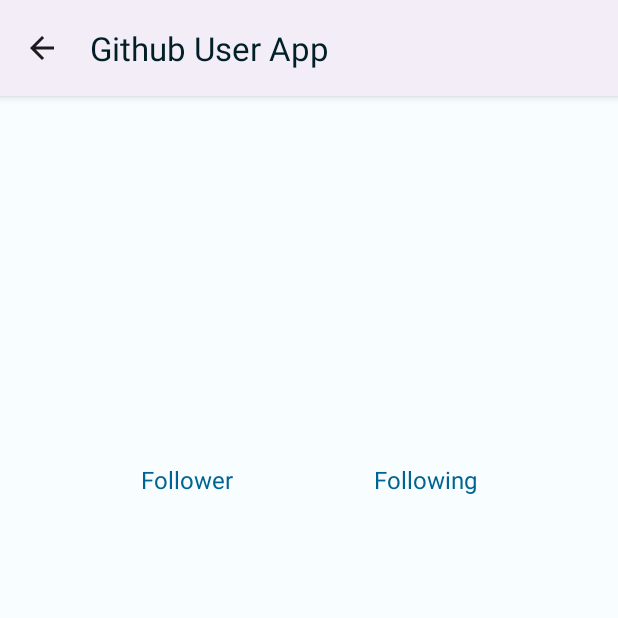
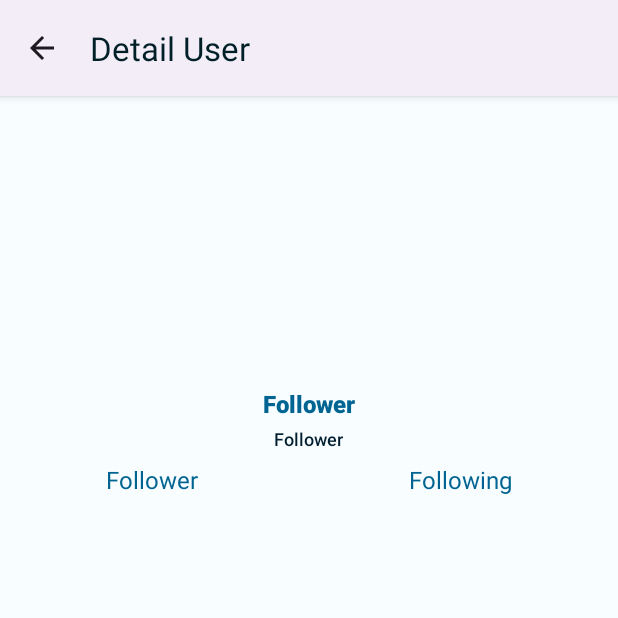
Before and after one commit to Zidantfnno21/GithubAPPUser---Dicoding-Submission, an Android app: the DetailActivity screen opened directly, with no data from a screen before it, on a phone screen of 412 x 824 dp, the top half of it. Run offline under Robolectric (Android 15) with nearby library versions, the phone set to English and light mode, and no system bars; our stand-ins replace CircleImageView; pictures from the network do not load; 1 statement that could not run was skipped.

Commit message:
Updated Source

```diff
--- a/app/src/main/AndroidManifest.xml
+++ b/app/src/main/AndroidManifest.xml
@@ -13,6 +13,7 @@
         android:theme="@style/AppTheme">
         <activity
             android:name=".DetailActivity"
+            android:label="Detail User"
             android:exported="false"
             android:parentActivityName=".MainActivity">
             <meta-data
--- a/app/src/main/java/com/example/githubuserapp/DetailActivity.kt
+++ b/app/src/main/java/com/example/githubuserapp/DetailActivity.kt
@@ -58,7 +58,7 @@ class DetailActivity : AppCompatActivity() {
     private fun detailUsers(username : String) {
         mainViewModel.gitHubDetailUser(username)
         mainViewModel.detailDataUsers.observe(this) { DetailUserResponse ->
-            activityDetailBinding.tvDetailId.text = DetailUserResponse.id.toString()
+            activityDetailBinding.tvDetailId.text = DetailUserResponse.name
             activityDetailBinding.tvDetailUsername.text = DetailUserResponse.login
             Glide.with(this)
                 .load(DetailUserResponse.avatarUrl)
--- a/app/src/main/java/com/example/githubuserapp/DetailFragment.kt
+++ b/app/src/main/java/com/example/githubuserapp/DetailFragment.kt
@@ -4,6 +4,7 @@ import android.os.Bundle
 import android.view.LayoutInflater
 import android.view.View
 import android.view.ViewGroup
+import android.widget.ProgressBar
 import android.widget.Toast
 import androidx.fragment.app.Fragment
 import androidx.lifecycle.ViewModelProvider
@@ -18,6 +19,7 @@ class DetailFragment : Fragment() {
 
     private lateinit var mainViewModel : MainViewModel
     private lateinit var recyclerView : RecyclerView
+    private lateinit var progressBar : ProgressBar
 
     override fun onCreateView(
         inflater : LayoutInflater , container : ViewGroup? ,
@@ -27,6 +29,7 @@ class DetailFragment : Fragment() {
         val view = inflater.inflate(R.layout.fragment_detail, container, false)
         recyclerView = view.findViewById(R.id.rvDetail)
         recyclerView.layoutManager = LinearLayoutManager(requireActivity())
+        progressBar = view.findViewById(R.id.progressBarDetail)
 
         return view
     }
@@ -54,6 +57,10 @@ class DetailFragment : Fragment() {
             mainViewModel.listFollowers.observe(viewLifecycleOwner) { listFollowers ->
                 setUserFollowers(listFollowers)
             }
+        }
+
+        mainViewModel.isLoading.observe(viewLifecycleOwner){
+            isLoading(it)
         }
 
         mainViewModel.isNotFound.observe(viewLifecycleOwner){
@@ -90,4 +97,8 @@ class DetailFragment : Fragment() {
         })
 
     }
+
+    private fun isLoading(loading: Boolean) {
+            progressBar.visibility = if(loading) View.VISIBLE else View.GONE
+    }
 }
--- a/app/src/main/java/com/example/githubuserapp/api/ApiConfig.kt
+++ b/app/src/main/java/com/example/githubuserapp/api/ApiConfig.kt
@@ -17,11 +17,10 @@ class ApiConfig {
                     HttpLoggingInterceptor().setLevel(HttpLoggingInterceptor.Level.NONE)
                 }
             val authInterceptor = Interceptor{ chain ->
-                val req = chain.request()
-                val requestHeaders = req.newBuilder()
-                    .addHeader("Authorization", "token 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")
+                val req = chain.request().newBuilder()
+                    .addHeader("Authorization", "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")
                     .build()
-                chain.proceed(requestHeaders)
+                chain.proceed(req)
             }
             val client = OkHttpClient.Builder()
                 .addInterceptor(authInterceptor)
--- a/app/src/main/java/com/example/githubuserapp/api/ApiService.kt
+++ b/app/src/main/java/com/example/githubuserapp/api/ApiService.kt
@@ -5,6 +5,7 @@ import com.example.githubuserapp.dataModel.GithubResponse
 import com.example.githubuserapp.dataModel.ItemsItem
 import retrofit2.Call
 import retrofit2.http.GET
+import retrofit2.http.Headers
 import retrofit2.http.Path
 import retrofit2.http.Query
 
--- a/app/src/main/java/com/example/githubuserapp/viewModel/MainViewModel.kt
+++ b/app/src/main/java/com/example/githubuserapp/viewModel/MainViewModel.kt
@@ -126,7 +126,7 @@ class MainViewModel : ViewModel() {
     }
 
     fun giHubGetFollowing(username : String){
-        _isLoading.value = false
+        _isLoading.value = true
         val client = ApiConfig.getApiService().getFollowing(username)
         client.enqueue(object : Callback<List<ItemsItem>>{
             override fun onResponse(
--- a/app/src/main/res/layout/activity_detail.xml
+++ b/app/src/main/res/layout/activity_detail.xml
@@ -1,121 +1,109 @@
 <?xml version="1.0" encoding="utf-8"?>
-<androidx.constraintlayout.widget.ConstraintLayout xmlns:android="http://schemas.android.com/apk/res/android"
+<ScrollView
+    xmlns:android="http://schemas.android.com/apk/res/android"
+    xmlns:tools="http://schemas.android.com/tools"
     xmlns:app="http://schemas.android.com/apk/res-auto"
-    xmlns:tools="http://schemas.android.com/tools"
+    android:id="@+id/activity_main"
     android:layout_width="match_parent"
-    android:layout_height="match_parent"
+    android:layout_height="match_parent">
+
+    <LinearLayout
+        android:layout_width="match_parent"
+        android:layout_height="wrap_content"
         android:orientation="vertical"
-    tools:context=".DetailActivity">
-
-    <ProgressBar
-        android:id="@+id/progressBar"
-        style="@style/Widget.AppCompat.ProgressBar.Horizontal"
-        android:layout_width="128dp"
-        android:layout_height="20dp"
-        android:indeterminateTint="@color/md_theme_light_onPrimaryContainer"
-        android:contextClickable="false"
-        android:indeterminate="true"
-        android:textAlignment="center"
-        android:tooltipText="Please Wait"
-        android:visibility="invisible"
-        app:layout_constraintBottom_toBottomOf="parent"
-        app:layout_constraintEnd_toEndOf="parent"
-        app:layout_constraintStart_toStartOf="parent"
-        app:layout_constraintTop_toTopOf="parent" />
+        tools:ignore="ScrollViewSize">
 
         <de.hdodenhof.circleimageview.CircleImageView
             android:id="@+id/ivDetail"
             android:layout_width="170dp"
             android:layout_height="170dp"
             android:layout_marginTop="16dp"
-        app:layout_constraintEnd_toEndOf="parent"
-        app:layout_constraintHorizontal_bias="0.5"
-        app:layout_constraintStart_toStartOf="parent"
-        app:layout_constraintTop_toTopOf="parent"
+            android:layout_gravity="center_horizontal"
             tools:ignore="ImageContrastCheck"
-        tools:src="@tools:sample/avatars" />
+            tools:src="@tools:sample/avatars"/>
+
+        <TextView
+            android:id="@+id/tvDetailUsername"
+            android:layout_width="wrap_content"
+            android:layout_height="wrap_content"
+            android:layout_gravity="center_horizontal"
+            android:layout_marginTop="8dp"
+            android:fontFamily="sans-serif-black"
+            android:text="@string/follower"
+            android:textColor="@color/md_theme_light_primary"
+            android:textSize="16sp" />
 
         <TextView
             android:id="@+id/tvDetailId"
             android:layout_width="wrap_content"
             android:layout_height="wrap_content"
+            android:layout_gravity="center_horizontal"
             android:layout_marginTop="4dp"
             android:fontFamily="sans-serif-medium"
-        android:text="@string/textview"
+            android:text="@string/follower"
             android:textColor="@color/md_theme_light_onPrimaryContainer"
-        android:textSize="12sp"
-        app:layout_constraintEnd_toEndOf="parent"
-        app:layout_constraintHorizontal_bias="0.5"
-        app:layout_constraintStart_toStartOf="parent"
-        app:layout_constraintTop_toBottomOf="@+id/tvDetailUsername" />
+            android:textSize="12sp" />
 
-    <TextView
-        android:id="@+id/tvDetailUsername"
-        android:layout_width="wrap_content"
-        android:layout_height="wrap_content"
-        android:layout_marginTop="8dp"
-        android:fontFamily="sans-serif-black"
-        android:text="@string/textview"
-        android:textColor="@color/md_theme_light_primary"
-        android:textSize="16sp"
-        app:layout_constraintEnd_toEndOf="parent"
-        app:layout_constraintHorizontal_bias="0.5"
-        app:layout_constraintStart_toStartOf="parent"
-        app:layout_constraintTop_toBottomOf="@+id/ivDetail" />
+
+        <LinearLayout
+            android:layout_width="match_parent"
+            android:layout_height="match_parent"
+            android:orientation="horizontal">
 
             <TextView
                 android:id="@+id/tvDetailFollowing"
                 android:layout_width="wrap_content"
                 android:layout_height="wrap_content"
                 android:layout_marginTop="8dp"
+                android:layout_weight="1"
+                android:gravity="center"
                 android:text="@string/follower"
-        android:textSize="16sp"
                 android:textColor="@color/md_theme_light_primary"
-        app:layout_constraintEnd_toStartOf="@+id/tvDetailFollower"
-        app:layout_constraintHorizontal_bias="0.5"
-        app:layout_constraintStart_toStartOf="parent"
-        app:layout_constraintTop_toBottomOf="@+id/tvDetailId" />
+                android:textSize="16sp" />
 
             <TextView
                 android:id="@+id/tvDetailFollower"
                 android:layout_width="wrap_content"
                 android:layout_height="wrap_content"
                 android:layout_marginTop="8dp"
+                android:layout_weight="1"
+                android:gravity="center"
                 android:text="@string/following"
-        android:textSize="16sp"
                 android:textColor="@color/md_theme_light_primary"
-        app:layout_constraintEnd_toEndOf="parent"
-        app:layout_constraintHorizontal_bias="0.5"
-        app:layout_constraintStart_toEndOf="@+id/tvDetailFollowing"
-        app:layout_constraintTop_toBottomOf="@+id/tvDetailId" />
+                android:textSize="16sp" />
 
+        </LinearLayout>
 
         <com.google.android.material.tabs.TabLayout
             android:id="@+id/tabs"
             android:layout_width="match_parent"
             android:layout_height="wrap_content"
             android:layout_marginTop="8dp"
-        android:theme="@style/Theme.Design.Light"
             android:background="@color/md_theme_light_surface"
             android:outlineAmbientShadowColor="@color/md_theme_light_inversePrimary"
-        app:tabTextColor="@color/md_theme_light_primary"
+            android:theme="@style/Theme.Design.Light"
             app:tabIndicatorColor="@color/md_theme_light_primary"
             app:tabRippleColor="@color/md_theme_light_inversePrimary"
-        app:layout_constraintEnd_toEndOf="parent"
-        app:layout_constraintStart_toStartOf="parent"
-        app:layout_constraintTop_toBottomOf="@+id/tvDetailFollowing">
+            app:tabTextColor="@color/md_theme_light_primary">
 
         </com.google.android.material.tabs.TabLayout>
 
         <androidx.viewpager2.widget.ViewPager2
             android:id="@+id/view_pager"
-        android:fitsSystemWindows="true"
             android:layout_width="match_parent"
-        android:layout_height="0dp"
-        app:layout_constraintEnd_toEndOf="parent"
-        app:layout_constraintStart_toStartOf="parent"
-        app:layout_constraintBottom_toBottomOf="parent"
-        app:layout_constraintTop_toBottomOf="@+id/tabs" />
+            android:layout_height="wrap_content"
+            android:fitsSystemWindows="true" />
 
+        <ProgressBar
+            android:id="@+id/progressBar"
+            android:layout_width="128dp"
+            android:layout_height="20dp"
+            android:contextClickable="false"
+            android:layout_gravity="center"
+            android:indeterminate="true"
+            android:indeterminateTint="@color/md_theme_light_onPrimaryContainer"
+            android:tooltipText="Please Wait"
+            android:visibility="invisible" />
 
-</androidx.constraintlayout.widget.ConstraintLayout>
+    </LinearLayout>
+</ScrollView>
--- a/app/src/main/res/layout/fragment_detail.xml
+++ b/app/src/main/res/layout/fragment_detail.xml
@@ -14,4 +14,17 @@
         android:layout_height="wrap_content"
         tools:listitem="@layout/user_item" />
 
+    <ProgressBar
+        android:id="@+id/progressBarDetail"
+        style="@style/Widget.AppCompat.ProgressBar.Horizontal"
+        android:layout_width="128dp"
+        android:layout_height="20dp"
+        android:layout_gravity="center"
+        android:contextClickable="false"
+        android:indeterminate="true"
+        android:indeterminateBehavior="cycle"
+        android:indeterminateTint="@color/md_theme_light_onPrimaryContainer"
+        android:visibility="invisible" />
+
+
 </FrameLayout>
```
Lines whose indentation alone changed are shown as unchanged.
